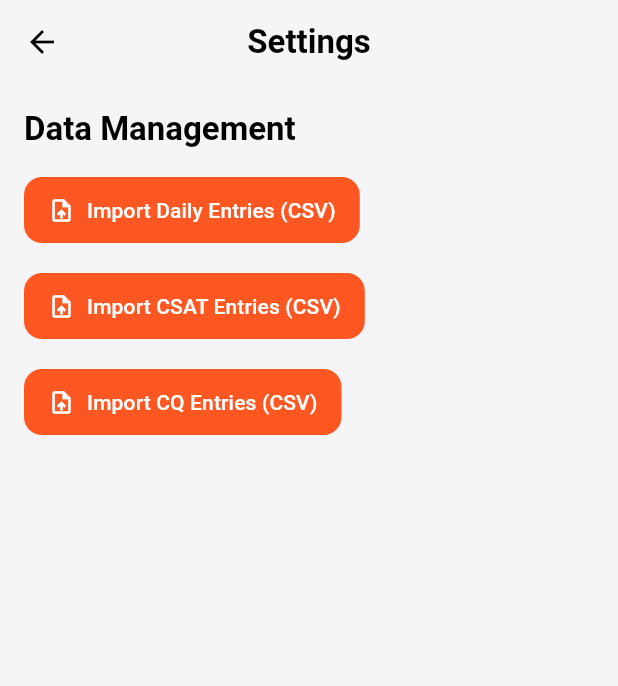
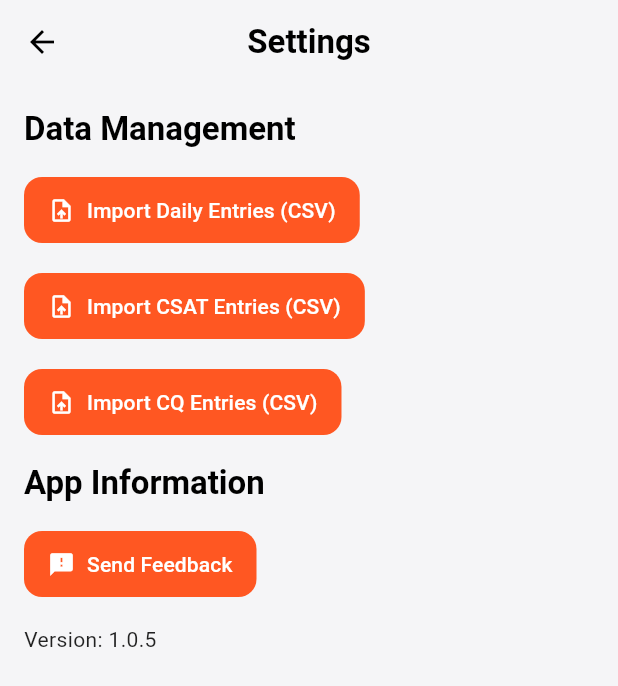
Before and after one commit to suvojit213/Dishtv-Agent-Trackerapp, a Flutter app: the SettingsScreen screen opened by its route, on a phone screen of 412 x 824 dp. Shown: the top 686 px of the screen. Run offline on Flutter 3.47's test engine with Material 3 defaults, Android fonts, the phone set to English and light mode, and no system bars; our stand-ins replace csv, equatable, file_picker, fl_chart, flutter_bloc, open_file and 7 more; missing offline and left inert: excel; accounts and stored records are empty.

Commit message:
feat: add feedback option and update app version to 1.0.5

```diff
--- a/lib/core/constants/app_constants.dart
+++ b/lib/core/constants/app_constants.dart
@@ -1,7 +1,7 @@
 class AppConstants {
   // App information
   static const String appName = 'DishTV Agent Tracker';
-  static const String appVersion = '1.0.4';
+  static const String appVersion = '1.0.5';
   static const String appDeveloper = 'Suvojeet';
 
   // Salary calculation constants
--- a/lib/domain/entities/monthly_summary.dart
+++ b/lib/domain/entities/monthly_summary.dart
@@ -82,6 +82,12 @@ class MonthlySummary extends Equatable {
     return totalSalary + csatBonus - tdsDeduction;
   }
 
+  // Calculate average salary
+  double get averageSalary {
+    if (entries.isEmpty) return 0.0;
+    return totalSalary / entries.length;
+  }
+
   // Format month name
   String get monthName {
     const monthNames = [
--- a/lib/presentation/features/settings/widgets/settings_screen.dart
+++ b/lib/presentation/features/settings/widgets/settings_screen.dart
@@ -4,6 +4,7 @@ import 'package:dishtv_agent_tracker/presentation/common/widgets/custom_app_bar.
 import 'package:dishtv_agent_tracker/presentation/common/widgets/custom_button.dart';
 import 'package:dishtv_agent_tracker/domain/repositories/performance_repository.dart';
 import 'package:path_provider/path_provider.dart';
+import 'package:url_launcher/url_launcher.dart';
 import 'dart:io';
 import 'package:file_picker/file_picker.dart';
 import 'package:dishtv_agent_tracker/data/datasources/data_import_service.dart';
@@ -45,6 +46,21 @@ class SettingsScreen extends StatelessWidget {
               onPressed: () => _importData(context, ImportDataType.cqEntries),
             ),
             const SizedBox(height: 16),
+            Text(
+              'App Information',
+              style: Theme.of(context).textTheme.titleLarge,
+            ),
+            const SizedBox(height: 16),
+            CustomButton(
+              text: 'Send Feedback',
+              icon: Icons.feedback,
+              onPressed: () => _sendFeedback(context),
+            ),
+            const SizedBox(height: 16),
+            Text(
+              'Version: 1.0.5',
+              style: Theme.of(context).textTheme.bodyMedium,
+            ),
           ],
         ),
       ),
@@ -83,6 +99,31 @@ class SettingsScreen extends StatelessWidget {
         SnackBar(content: Text('Import failed: $e')),
       );
     }
+  }
+
+  Future<void> _sendFeedback(BuildContext context) async {
+    final Uri emailLaunchUri = Uri(
+      scheme: 'mailto',
+      path: 'suvojitsengupta21@gmail.com',
+      query: encodeQueryParameters(<String, String>{
+        'subject': 'Feedback for DishTV Agent Tracker App',
+        'body': ''
+      }),
+    );
+
+    if (await canLaunchUrl(emailLaunchUri)) {
+      await launchUrl(emailLaunchUri);
+    } else {
+      ScaffoldMessenger.of(context).showSnackBar(
+        const SnackBar(content: Text('Could not launch email app.')),
+      );
+    }
+  }
+
+  String? encodeQueryParameters(Map<String, String> params) {
+    return params.entries
+        .map((e) => '${Uri.encodeComponent(e.key)}=${Uri.encodeComponent(e.value)}')
+        .join('&');
   }
 
   Future<void> _backupData(BuildContext context) async {
--- a/pubspec.yaml
+++ b/pubspec.yaml
@@ -2,7 +2,7 @@ name: dishtv_agent_tracker
 description: "DishTV Agent Perfomence Tracker."
 publish_to: 'none'
 
-version: 1.0.4+4
+version: 1.0.5+1
 
 environment:
   sdk: '>=3.3.1 <4.0.0'
```
